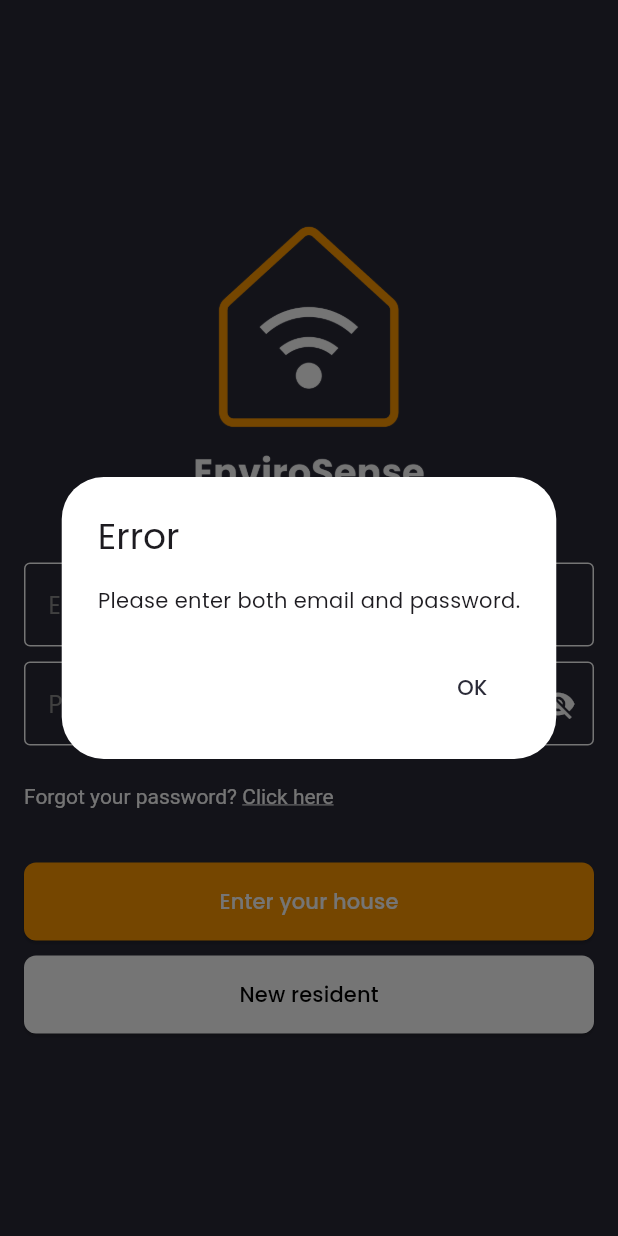
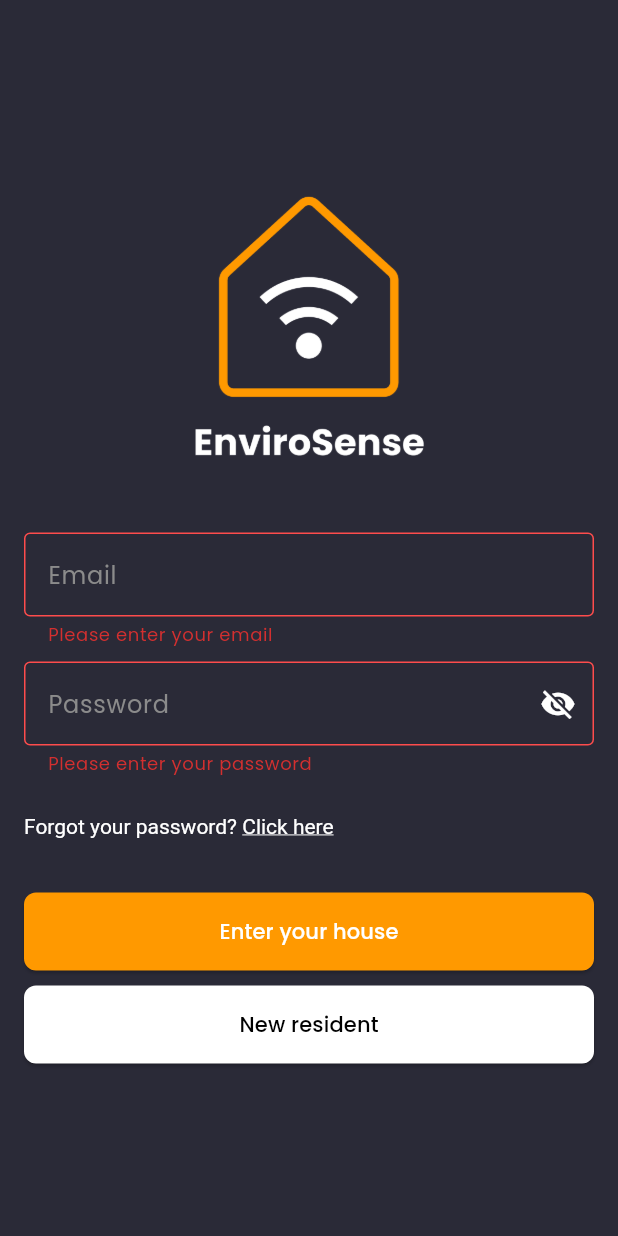
Before and after one commit to KempDewulf/envirosense-app, a Flutter app: the LoginScreen screen opened by its route, after a tap on "Enter your house", on a phone screen of 412 x 824 dp. Run offline on Flutter 3.47's test engine with Material 3 defaults, Android fonts, the phone set to English and light mode, and no system bars; our stand-ins replace firebase_auth, firebase_core, google_fonts, introduction_screen, shared_preferences; accounts and stored records are empty.

Commit message:
replace CustomTextField with CustomTextFormField to add validation and focus support

```diff
--- a/lib/views/login_screen.dart
+++ b/lib/views/login_screen.dart
@@ -1,7 +1,8 @@
 import 'package:envirosense/colors/colors.dart';
 import 'package:envirosense/services/auth_service.dart';
+import 'package:envirosense/views/home_screen.dart';
 import 'package:envirosense/widgets/CustomButton.dart';
-import 'package:envirosense/widgets/CustomTextField.dart';
+import 'package:envirosense/widgets/CustomTextFormField.dart';
 import 'package:firebase_auth/firebase_auth.dart';
 import 'package:flutter/material.dart';
 
@@ -16,7 +17,34 @@ class _LoginScreenState extends State<LoginScreen> {
   final TextEditingController _emailController = TextEditingController();
   final TextEditingController _passwordController = TextEditingController();
   final AuthService _authService = AuthService();
+  final _formKey = GlobalKey<FormState>();
+  final FocusNode _emailFocusNode = FocusNode();
+  final FocusNode _passwordFocusNode = FocusNode();
   bool _obscureText = true;
+
+  @override
+  void initState() {
+    super.initState();
+    _emailFocusNode.addListener(_onFocusChange);
+    _passwordFocusNode.addListener(_onFocusChange);
+  }
+
+  @override
+  void dispose() {
+    _emailFocusNode.removeListener(_onFocusChange);
+    _passwordFocusNode.removeListener(_onFocusChange);
+    _emailFocusNode.dispose();
+    _passwordFocusNode.dispose();
+    _emailController.dispose();
+    _passwordController.dispose();
+    super.dispose();
+  }
+
+  void _onFocusChange() {
+    setState(() {
+      // Trigger a rebuild to clear the error state when the user starts typing
+    });
+  }
 
   void _togglePasswordVisibility() {
     setState(() {
@@ -24,57 +52,79 @@ class _LoginScreenState extends State<LoginScreen> {
     });
   }
 
-  Future<void> _signIn() async {
-    if (_emailController.text.isEmpty || _passwordController.text.isEmpty) {
-      _showErrorDialog('Please enter both email and password.');
-      return;
+  String? _validateEmail(String? value) {
+    if (value == null || value.isEmpty) {
+      return 'Please enter your email';
+    }
+    final emailRegex = RegExp(r'^[^@]+@[^@]+\.[^@]+');
+    if (!emailRegex.hasMatch(value)) {
+      return 'Please enter a valid email';
+    }
+    return null;
   }
 
+  String? _validatePassword(String? value) {
+    if (value == null || value.isEmpty) {
+      return 'Please enter your password';
+    }
+    if (value.length < 8) {
+      return 'Password must be at least 8 characters long';
+    }
+    if (!RegExp(r'[A-Z]').hasMatch(value)) {
+      return 'Password must contain at least one uppercase letter';
+    }
+    if (!RegExp(r'[a-z]').hasMatch(value)) {
+      return 'Password must contain at least one lowercase letter';
+    }
+    if (!RegExp(r'[0-9]').hasMatch(value)) {
+      return 'Password must contain at least one number';
+    }
+    if (!RegExp(r'[!@#\$&*~]').hasMatch(value)) {
+      return 'Password must contain at least one special character';
+    }
+
+    return null;
+  }
+
+  Future<void> _signIn() async {
+    if (_formKey.currentState?.validate() ?? false) {
       try {
         UserCredential userCredential = await _authService.signIn(
           _emailController.text,
           _passwordController.text,
         );
-      // Handle successful sign-in
+        // Navigate to home page on successful sign-in
+        Navigator.pushReplacement(
+          context,
+          MaterialPageRoute(builder: (context) => const HomeScreen()),
+        );
       } on FirebaseAuthException catch (e) {
         _showErrorDialog(e.message ?? 'An error occurred during sign-in.');
       }
     }
+  }
 
   Future<void> _register() async {
-    if (_emailController.text.isEmpty || _passwordController.text.isEmpty) {
-      _showErrorDialog('Please enter both email and password.');
-      return;
-    }
-
+    if (_formKey.currentState?.validate() ?? false) {
       try {
         UserCredential userCredential = await _authService.register(
           _emailController.text,
           _passwordController.text,
         );
-      // Handle successful registration
+        // Navigate to home page on successful registration
+        Navigator.pushReplacement(
+          context,
+          MaterialPageRoute(builder: (context) => const HomeScreen()),
+        );
       } on FirebaseAuthException catch (e) {
         _showErrorDialog(e.message ?? 'An error occurred during registration.');
       }
     }
+  }
 
   void _showErrorDialog(String message) {
-    showDialog(
-      context: context,
-      builder: (context) {
-        return AlertDialog(
-          title: const Text('Error'),
-          content: Text(message),
-          actions: [
-            TextButton(
-              onPressed: () {
-                Navigator.of(context).pop();
-              },
-              child: const Text('OK'),
-            ),
-          ],
-        );
-      },
+    ScaffoldMessenger.of(context).showSnackBar(
+      SnackBar(content: Text(message)),
     );
   }
 
@@ -85,6 +135,8 @@ class _LoginScreenState extends State<LoginScreen> {
       body: Center(
         child: SingleChildScrollView(
           padding: const EdgeInsets.all(16.0),
+          child: Form(
+            key: _formKey,
             child: Column(
               mainAxisAlignment: MainAxisAlignment.center,
               children: [
@@ -95,14 +147,16 @@ class _LoginScreenState extends State<LoginScreen> {
                   height: 200.0,
                 ),
                 const SizedBox(height: 40.0),
-              // Username field
-              CustomTextField(
+                // Email field
+                CustomTextFormField(
                   labelText: 'Email',
                   controller: _emailController,
+                  validator: _validateEmail,
+                  focusNode: _emailFocusNode,
                 ),
                 const SizedBox(height: 10.0),
                 // Password field
-              CustomTextField(
+                CustomTextFormField(
                   labelText: 'Password',
                   controller: _passwordController,
                   obscureText: _obscureText,
@@ -113,6 +167,8 @@ class _LoginScreenState extends State<LoginScreen> {
                     ),
                     onPressed: _togglePasswordVisibility,
                   ),
+                  validator: _validatePassword,
+                  focusNode: _passwordFocusNode,
                 ),
                 const SizedBox(height: 10.0),
                 // Forgot password text
@@ -141,7 +197,7 @@ class _LoginScreenState extends State<LoginScreen> {
                   ),
                 ),
                 const SizedBox(height: 20.0),
-              // First button
+                // Sign In button
                 CustomButton(
                   text: 'Enter your house',
                   backgroundColor: AppColors.secondaryColor,
@@ -149,7 +205,7 @@ class _LoginScreenState extends State<LoginScreen> {
                   onPressed: _signIn,
                 ),
                 const SizedBox(height: 10.0),
-              // Second button
+                // Register button
                 CustomButton(
                   text: 'New resident',
                   backgroundColor: AppColors.whiteColor,
@@ -160,6 +216,7 @@ class _LoginScreenState extends State<LoginScreen> {
             ),
           ),
         ),
+      ),
     );
   }
 }
--- a/lib/widgets/CustomTextField.dart
+++ b/lib/widgets/CustomTextFormField.dart
@@ -1,23 +1,27 @@
 import 'package:flutter/material.dart';
 import 'package:envirosense/colors/colors.dart';
 
-class CustomTextField extends StatelessWidget {
+class CustomTextFormField extends StatelessWidget {
   final String labelText;
   final bool obscureText;
   final TextEditingController? controller;
   final Widget? suffixIcon;
+  final String? Function(String?)? validator;
+  final FocusNode? focusNode;
 
-  const CustomTextField({
+  const CustomTextFormField({
     super.key,
     required this.labelText,
     this.obscureText = false,
     this.controller,
     this.suffixIcon,
+    this.validator,
+    this.focusNode,
   });
 
   @override
   Widget build(BuildContext context) {
-    return TextField(
+    return TextFormField(
       controller: controller,
       obscureText: obscureText,
       style: const TextStyle(color: AppColors.whiteColor),
@@ -26,12 +30,21 @@ class CustomTextField extends StatelessWidget {
         labelStyle: const TextStyle(color: AppColors.accentColor),
         floatingLabelBehavior: FloatingLabelBehavior.auto,
         floatingLabelStyle: const TextStyle(color: AppColors.whiteColor),
-        border: const OutlineInputBorder(borderSide: BorderSide(color: AppColors.whiteColor)),
-        enabledBorder: const OutlineInputBorder(borderSide: BorderSide(color: AppColors.whiteColor)),
-        focusedBorder: const OutlineInputBorder(borderSide: BorderSide(color: AppColors.secondaryColor)),
+        border: const OutlineInputBorder(
+            borderSide: BorderSide(color: AppColors.whiteColor)),
+        enabledBorder: const OutlineInputBorder(
+            borderSide: BorderSide(color: AppColors.whiteColor)),
+        focusedBorder: const OutlineInputBorder(
+            borderSide: BorderSide(color: AppColors.secondaryColor)),
+        errorBorder: const OutlineInputBorder(
+            borderSide: BorderSide(color: AppColors.redColor)),
+        focusedErrorBorder: const OutlineInputBorder(
+            borderSide: BorderSide(color: AppColors.redColor)),
         suffixIcon: suffixIcon,
       ),
       keyboardType: TextInputType.text,
+      validator: validator,
+      focusNode: focusNode,
     );
   }
 }
```
Lines whose indentation alone changed are shown as unchanged.
